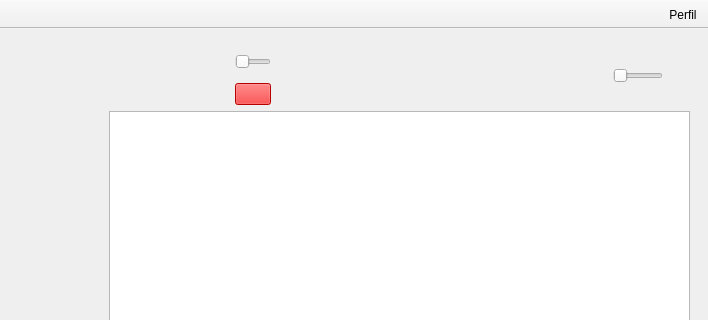
This is mainwindow.ui in raqquel21/carta-nautica as Qt 5 draws it before an edit; both pictures show x 115 to 823 and y 0 to 320 of the 823 by 670 pixel window. The edited form follows.
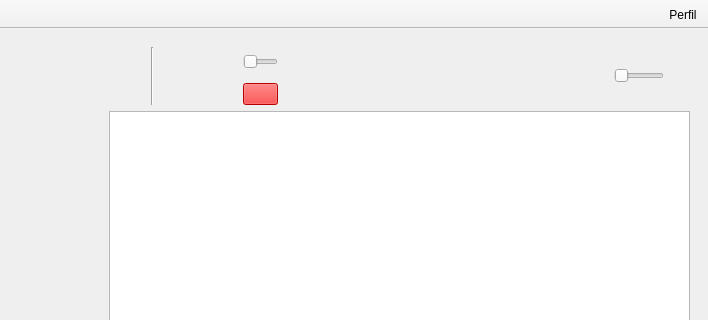
This is the edited form. Icons and pictures are not drawn.

Commit message: Nuevas funcionalidades de herramientas y shortcuts, corregido el seleccionar la herramienta bien

The edit to the form file:
```diff
--- a/mainwindow.ui
+++ b/mainwindow.ui
@@ -963,6 +963,13 @@
               </property>
              </widget>
             </item>
+            <item>
+             <widget class="Line" name="line">
+              <property name="orientation">
+               <enum>Qt::Orientation::Vertical</enum>
+              </property>
+             </widget>
+            </item>
             <item>
              <widget class="QToolButton" name="cursor">
               <property name="styleSheet">
@@ -1364,27 +1371,26 @@
              </widget>
             </item>
             <item>
-             <widget class="QToolButton" name="zoomIn">
+             <widget class="QToolButton" name="zoomOut">
               <property name="styleSheet">
                <string notr="true">QToolButton {
     border: none;
 	background-repeat: no-repeat;
     background-position: center;
-    background-image: url(:/images/zoomIn.png);
+    background-image: url(:/images/zoomOut.png);
 
     min-width: 48px;
     min-height: 48px;
 }
 QToolButton:hover {
-    background-image: url(:/images/zoomInIlum.png);
+    background-image: url(:/images/zoomOutIlum.png);
 	background-repeat: no-repeat;
 }
 
 QToolButton:pressed {
-	background-image: url(:/images/zoomInIlum.png);
+	background-image: url(:/images/zoomOutIlum.png);
 	background-repeat: no-repeat;
-}
-</string>
+}</string>
               </property>
               <property name="text">
                <string/>
@@ -1414,26 +1420,27 @@
              </widget>
             </item>
             <item>
-             <widget class="QToolButton" name="zoomOut">
+             <widget class="QToolButton" name="zoomIn">
               <property name="styleSheet">
                <string notr="true">QToolButton {
     border: none;
 	background-repeat: no-repeat;
     background-position: center;
-    background-image: url(:/images/zoomOut.png);
+    background-image: url(:/images/zoomIn.png);
 
     min-width: 48px;
     min-height: 48px;
 }
 QToolButton:hover {
-    background-image: url(:/images/zoomOutIlum.png);
+    background-image: url(:/images/zoomInIlum.png);
 	background-repeat: no-repeat;
 }
 
 QToolButton:pressed {
-	background-image: url(:/images/zoomOutIlum.png);
+	background-image: url(:/images/zoomInIlum.png);
 	background-repeat: no-repeat;
-}</string>
+}
+</string>
               </property>
               <property name="text">
                <string/>
```
The commit also changes 2 other files.
